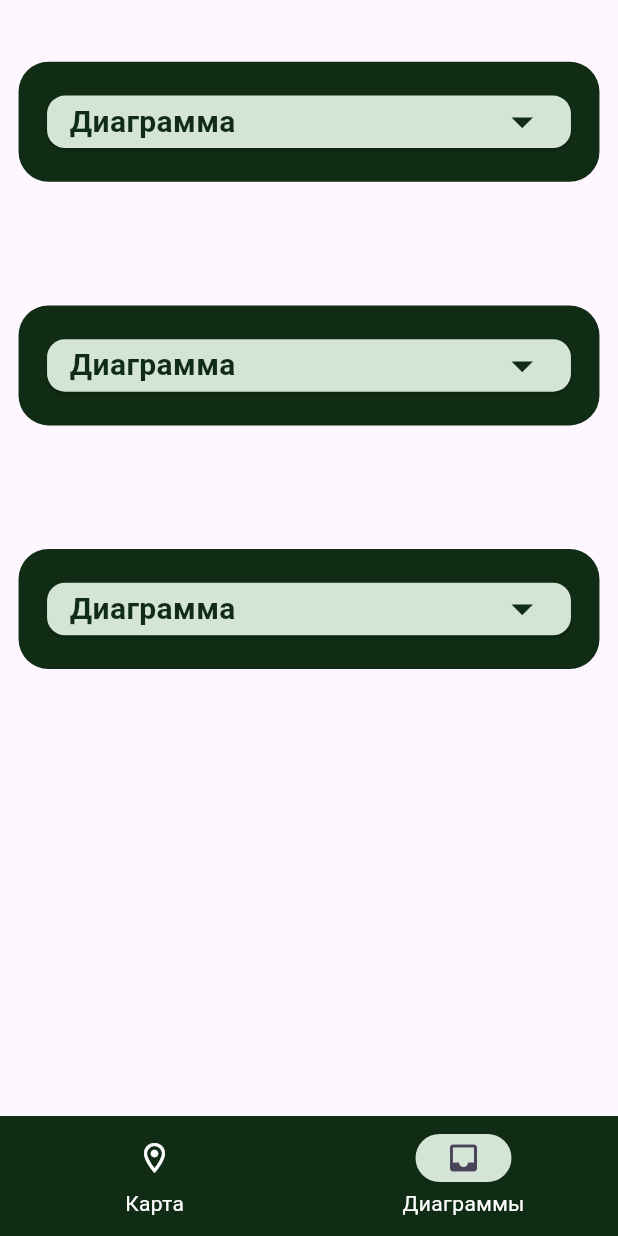
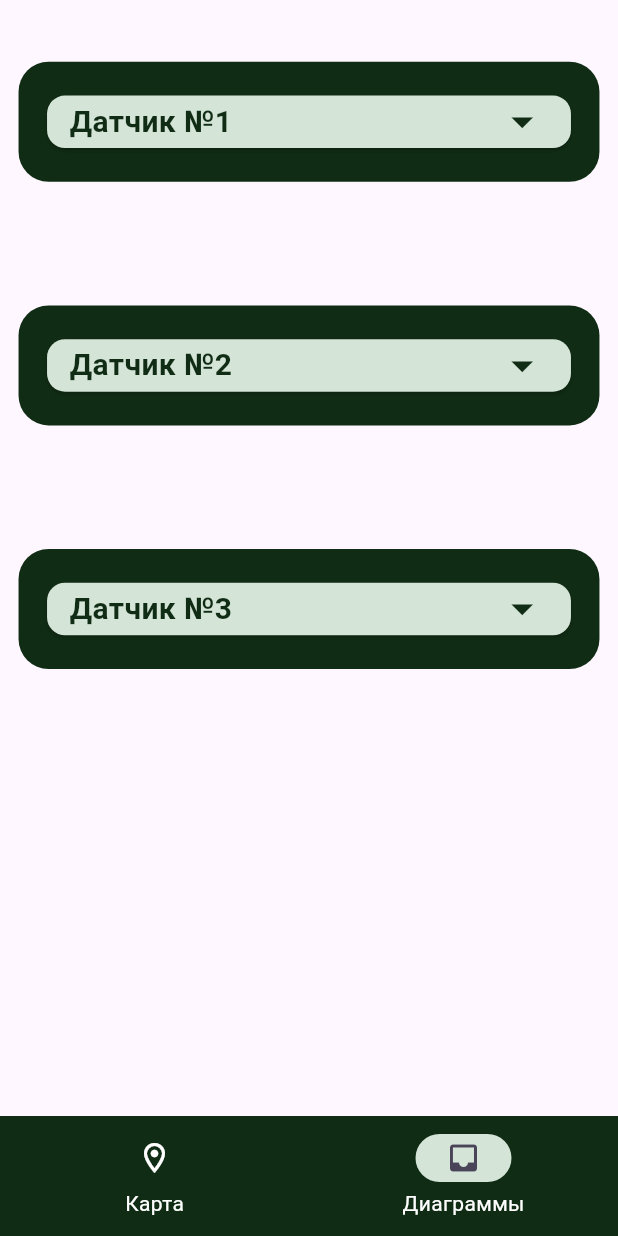
Before and after one commit to TatianaChF/sensors, a Flutter app: the DiagramPage screen opened by its route, on a phone screen of 412 x 824 dp. Run offline on Flutter 3.47's test engine with Material 3 defaults, Android fonts, the phone set to English and light mode, and no system bars; our stand-ins replace flutter_map, go_router, latlong2.

Commit message:
set and get data about diagram

```diff
--- a/lib/pages/diagram_page.dart
+++ b/lib/pages/diagram_page.dart
@@ -25,7 +25,7 @@ class DiagramPage extends StatefulWidget {
 class _DiagramPage extends State<DiagramPage> {
 
   List<DiagramData> sensorData = [
-    DiagramData(name: "Датчик №1", data: 0, isOpen: true),
+    DiagramData(name: "Датчик №1", data: 0, isOpen: false),
     DiagramData(name: "Датчик №2", data: 1, isOpen: false),
     DiagramData(name: "Датчик №3", data: 2, isOpen: false),
   ];
@@ -37,7 +37,7 @@ class _DiagramPage extends State<DiagramPage> {
         ? ListView.builder(
           itemCount: sensorData.length,
           itemBuilder: (BuildContext context, int index) {
-            return ExpandableCard();
+            return ExpandableCard(name: sensorData[index].name, isOpen: sensorData[index].isOpen);
           }
     )
         : Scaffold(
--- a/lib/widgets/diagram_card.dart
+++ b/lib/widgets/diagram_card.dart
@@ -1,12 +1,24 @@
 import 'package:flutter/material.dart';
 
 class ExpandableCard extends StatefulWidget {
+  ExpandableCard({
+    super.key,
+    required this.name,
+    required this.isOpen
+  });
+
+  final String? name;
+  bool isOpen;
+
   @override
-  _ExpandableCardState createState() => _ExpandableCardState();
+  _ExpandableCardState createState() => _ExpandableCardState(this.name, this.isOpen);
 }
 
 class _ExpandableCardState extends State<ExpandableCard> {
-  bool _isOpen = false;
+  final String? name;
+  bool isOpen;
+
+  _ExpandableCardState(this.name, this.isOpen);
 
   @override
   Widget build(BuildContext context) {
@@ -16,14 +28,14 @@ class _ExpandableCardState extends State<ExpandableCard> {
     return GestureDetector(
       onTap: () {
         setState(() {
-          _isOpen = !_isOpen;
+          isOpen = !isOpen;
         });
       },
       child: AnimatedContainer(
         duration: Duration(milliseconds: 300),
         curve: Curves.easeInOut,
-        width: _isOpen ? 300 : 700,
-        height: _isOpen ? 200 : 80,
+        width: isOpen ? 300 : 700,
+        height: isOpen ? 200 : 80,
         padding: const EdgeInsets.all(15.0),
         margin: EdgeInsets.symmetric(horizontal: width * 0.03, vertical: height * 0.05),
         decoration: BoxDecoration(
@@ -38,7 +50,7 @@ class _ExpandableCardState extends State<ExpandableCard> {
                         child: Row(
                           children: [
                             Text(
-                                "Диаграмма",
+                                "${name}",
                                 style: TextStyle(
                                     color: Color(0xFF102C14),
                                     fontWeight: FontWeight.bold,
@@ -46,7 +58,7 @@ class _ExpandableCardState extends State<ExpandableCard> {
                                 )
                             ),
                             Spacer(),
-                            _isOpen ? Icon(
+                            isOpen ? Icon(
                               Icons.arrow_drop_up,
                               color: Color(0xFF102C14),
                               size: 35,
```
